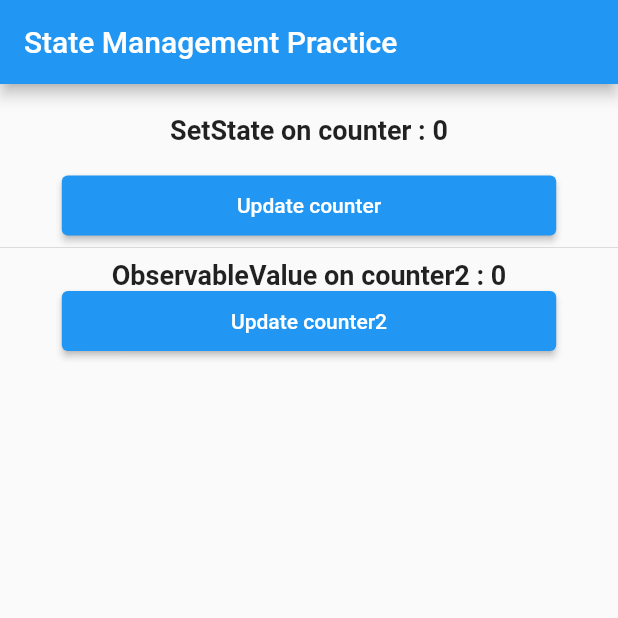
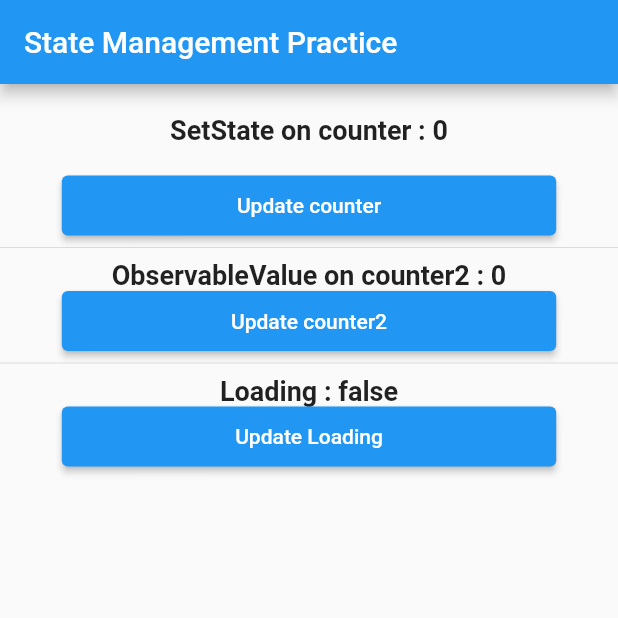
Before and after one commit to lypsisrudiansyah/flutter_statemanagement1, a Flutter app: the screen it shows after launch, on a phone screen of 412 x 824 dp, the top half of it. Run offline on Flutter 3.47's test engine with Material 2 defaults, Android fonts, the phone set to English and light mode, and no system bars.

Commit message:
🔧 chore(config.json): add "home" module to the list of modules to be loaded 🔧 chore(main.dart): update import statement for home_page.dart to reflect new module directory structure 🔧 chore(home_controller.dart): create HomeController class to handle state and logic for the home page 🔧 chore(home_page.dart): create HomePage widget and implement UI and functionality for the home page

```diff
--- a/config.json
+++ b/config.json
@@ -1,5 +1,7 @@
 {
-    "modules": [],
+    "modules": [
+        "home"
+    ],
     "module_directory_name": "module",
     "experimental_mode": false,
     "learning_mode": false,
--- a/lib/main.dart
+++ b/lib/main.dart
@@ -1,5 +1,5 @@
 import 'package:flutter/material.dart';
-import 'package:flutter_statemanagement1/home_page.dart';
+import 'package:flutter_statemanagement1/module/home/home_page.dart';
 
 void main() {
   runApp(const MyApp());
--- /dev/null
+++ b/lib/module/home/home_controller.dart
@@ -0,0 +1,57 @@
+import 'dart:async';
+
+import 'package:flutter/material.dart';
+import 'package:flutter_statemanagement1/module/home/home_page.dart';
+
+class HomeController extends State<HomePage> {
+  int counter = 0;
+  ValueNotifier<int> counter2 = ValueNotifier<int>(0);
+  late Timer timer;
+  bool loading = false;
+
+  @override
+  void initState() {
+    timer = Timer.periodic(const Duration(seconds: 1), (timer) {});
+
+    super.initState();
+  }
+
+  @override
+  void dispose() {
+    // TODO: implement dispose
+    super.dispose();
+    timer.cancel();
+  }
+
+  void updateCounter() {
+    counter++;
+    print('Counter: $counter');
+    // & setState just rebuild UI / Widget Once as it is called
+    setState(() {});
+  }
+
+  void updateConterObservable() {
+    // & some people called this observable value, every time the value changed, it will rebuild the UI / Widget,
+    // & if you write counter2.value++; 10 times, it will rebuild the UI / Widget 10 times
+    counter2.value++;
+  }
+
+  void updateLoading() {
+    loading = !loading;
+
+    if (loading == true) {
+      // timer 3 second, then change into false
+      Timer(const Duration(seconds: 2), () {
+        loading = false;
+        setState(() {});
+      });
+    }
+
+    setState(() {});
+  }
+
+  @override
+  Widget build(BuildContext context) {
+    return widget.build(context, this);
+  }
+}
--- a/lib/home_page.dart
+++ b/lib/module/home/home_page.dart
@@ -1,50 +1,22 @@
-// ignore_for_file: camel_case_types, prefer_typing_uninitialized_variables
-
-import 'dart:async';
-
 import 'package:flutter/material.dart';
+import 'package:flutter_statemanagement1/module/home/home_controller.dart';
 
 class HomePage extends StatefulWidget {
   const HomePage({Key? key}) : super(key: key);
 
   @override
-  State<HomePage> createState() => _HomePageState();
-}
+  Widget build(BuildContext context, HomeController controller) {
+    if (controller.loading == true) {
+      return const Scaffold(
+        body: Center(
+          child: CircularProgressIndicator(),
+        ),
+      );
 
-class _HomePageState extends State<HomePage> {
-  int counter = 0;
-  ValueNotifier<int> counter2 = ValueNotifier<int>(0);
-  late Timer timer;
+      // timer 3 second then running a function
 
-  void updateCounter() {
-    counter++;
-    print('Counter: $counter');
-    // & setState just rebuild UI / Widget Once as it is called
-    setState(() {});
-  }
+    }
 
-  void updateConterObservable() {
-    // & some people called this observable value, every time the value changed, it will rebuild the UI / Widget,
-    // & if you write counter2.value++; 10 times, it will rebuild the UI / Widget 10 times
-    counter2.value++;
-  }
-
-  @override
-  void initState() {
-    timer = Timer.periodic(const Duration(seconds: 1), (timer) {});
-
-    super.initState();
-  }
-
-  @override
-  void dispose() {
-    // TODO: implement dispose
-    super.dispose();
-    timer.cancel();
-  }
-
-  @override
-  Widget build(BuildContext context) {
     return Scaffold(
       appBar: AppBar(
         title: const Text("State Management Practice"),
@@ -58,7 +30,7 @@ class _HomePageState extends State<HomePage> {
             children: [
               const SizedBox(height: 20.0),
               Text(
-                "SetState on counter : $counter",
+                "SetState on counter : ${controller.counter}",
                 style: const TextStyle(
                   fontSize: 18.0,
                   fontWeight: FontWeight.bold,
@@ -69,16 +41,16 @@ class _HomePageState extends State<HomePage> {
                 width: MediaQuery.of(context).size.width * 0.8,
                 height: 40,
                 child: ElevatedButton(
-                  onPressed: () => updateCounter(),
+                  onPressed: () => controller.updateCounter(),
                   child: const Text("Update counter"),
                 ),
               ),
               const Divider(),
               ValueListenableBuilder(
-                valueListenable: counter2,
+                valueListenable: controller.counter2,
                 builder: (context, value, child) {
                   return Text(
-                    "ObservableValue on counter2 : ${counter2.value}",
+                    "ObservableValue on counter2 : ${controller.counter2.value}",
                     style: const TextStyle(
                       fontSize: 18.0,
                       fontWeight: FontWeight.bold,
@@ -90,8 +62,24 @@ class _HomePageState extends State<HomePage> {
                 width: MediaQuery.of(context).size.width * 0.8,
                 height: 40,
                 child: ElevatedButton(
-                  onPressed: () => updateConterObservable(),
+                  onPressed: () => controller.updateConterObservable(),
                   child: const Text("Update counter2"),
+                ),
+              ),
+              const Divider(),
+              Text(
+                "Loading : ${controller.loading}",
+                style: const TextStyle(
+                  fontSize: 18.0,
+                  fontWeight: FontWeight.bold,
+                ),
+              ),
+              SizedBox(
+                width: MediaQuery.of(context).size.width * 0.8,
+                height: 40,
+                child: ElevatedButton(
+                  onPressed: () => controller.updateLoading(),
+                  child: const Text("Update Loading"),
                 ),
               ),
             ],
@@ -100,4 +88,7 @@ class _HomePageState extends State<HomePage> {
       ),
     );
   }
+
+  @override
+  State<HomePage> createState() => HomeController();
 }
```
